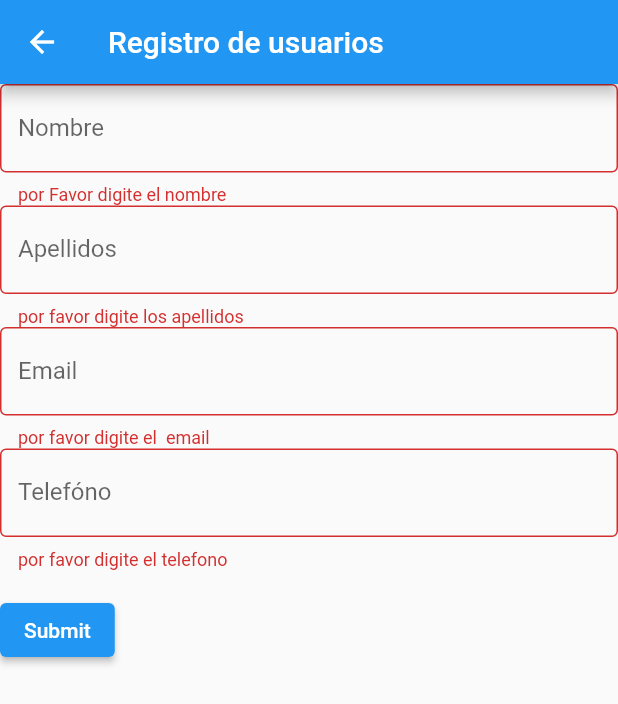
After one commit to uo296434/vets-UO296434-flutter-app, a Flutter app: the UserSignUpForm screen opened directly, after a tap on "Submit", on a phone screen of 412 x 824 dp. The commit adds this screen. Shown: the top 704 px of the screen. Run offline on Flutter 3.47's test engine with Material 2 defaults, Android fonts, the light colour scheme and no system bars.

Commit message:
vets-UO296434-flutter-03-Creando registro de usuarios

```diff
--- a/vets_uo296434_flutter_app/lib/pages/home_page.dart
+++ b/vets_uo296434_flutter_app/lib/pages/home_page.dart
@@ -1,5 +1,6 @@
 import 'package:flutter/material.dart';
 import 'package:vets_uo296434_flutter_app/src/user.dart';
+import 'package:vets_uo296434_flutter_app/pages/user_sigup_form.dart';
 
 class HomePage extends StatefulWidget {
   //final String _title;
@@ -40,6 +41,14 @@ class StateHomePage extends State<HomePage> {
           );
         },
       ),
+      floatingActionButton: FloatingActionButton(
+        onPressed: () => {
+          Navigator.push(context,
+            MaterialPageRoute(builder: (context) => const UserSignUpForm())),
+        },
+        tooltip: "Registrar usuario",
+        child: const Icon(Icons.add),
+      ),
     );
   }
 }
--- /dev/null
+++ b/vets_uo296434_flutter_app/lib/pages/user_sigup_form.dart
@@ -0,0 +1,99 @@
+import 'package:flutter/material.dart';
+
+// Create a Form widget.
+class UserSignUpForm extends StatefulWidget {
+  const UserSignUpForm({super.key});
+
+  @override
+  UserSignUpFormState createState() => UserSignUpFormState();
+}
+
+class UserSignUpFormState extends State<UserSignUpForm> {
+
+  final _formKey = GlobalKey<FormState>();
+
+  @override
+  Widget build(BuildContext context) {
+      return Scaffold(
+        appBar: AppBar(
+          title: const Text("Registro de usuarios"),
+        ),
+        body: Form(
+          key: _formKey,
+          child: Column(
+            crossAxisAlignment: CrossAxisAlignment.start,
+            children: [
+              TextFormField(
+                decoration: const InputDecoration(
+                  labelText: 'Nombre',
+                  hintText: 'Introduce tu nombre',
+                  border: OutlineInputBorder(),
+                ),
+                // The validator receives the text that the user has entered.
+                validator: (value) {
+                  if (value == null || value.isEmpty) {
+                    return 'por Favor digite el nombre';
+                  }
+                  return null;
+                },
+              ),
+              TextFormField(
+                decoration: const InputDecoration(
+                  labelText: 'Apellidos',
+                  hintText: 'Introduce tus apellidos',
+                  border: OutlineInputBorder(),
+                ),
+                validator: (value) {
+                  if (value == null || value.isEmpty) {
+                    return 'por favor digite los apellidos';
+                  }
+                  return null;
+                },
+              ),
+              TextFormField(
+                decoration: const InputDecoration(
+                  labelText: 'Email',
+                  hintText: 'Introduce tu email',
+                  border: OutlineInputBorder(),
+                ),
+                validator: (value) {
+                  if (value == null || value.isEmpty) {
+                    return 'por favor digite el  email';
+                  }
+                  return null;
+                },
+              ),
+              TextFormField(
+                decoration: const InputDecoration(
+                  labelText: 'Telefóno',
+                  hintText: 'Introduce tu email',
+                  border: OutlineInputBorder(),
+                ),
+                validator: (value) {
+                  if (value == null || value.isEmpty) {
+                    return 'por favor digite el telefono ';
+                  }
+                  return null;
+                },
+              ),
+              Padding(
+                padding: const EdgeInsets.symmetric(vertical: 16.0),
+                child: ElevatedButton(
+                  onPressed: () {
+                    // Validate returns true if the form is valid, or false otherwise.
+                    if (_formKey.currentState!.validate()) {
+                      // If the form is valid, display a snackbar. In the real world,
+                      // you'd often call a server or save the information in a database.
+                      ScaffoldMessenger.of(context).showSnackBar(
+                        const SnackBar(content: Text('Processing Data')),
+                      );
+                    }
+                  },
+                  child: const Text('Submit'),
+                ),
+              ),
+            ],
+          ),
+        ));
+  }
+}
```
